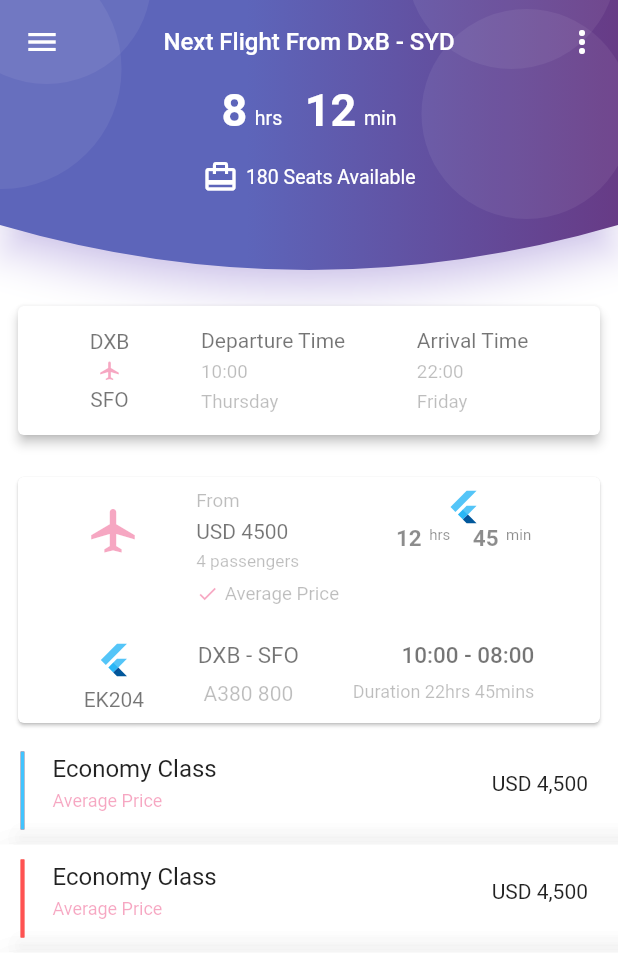
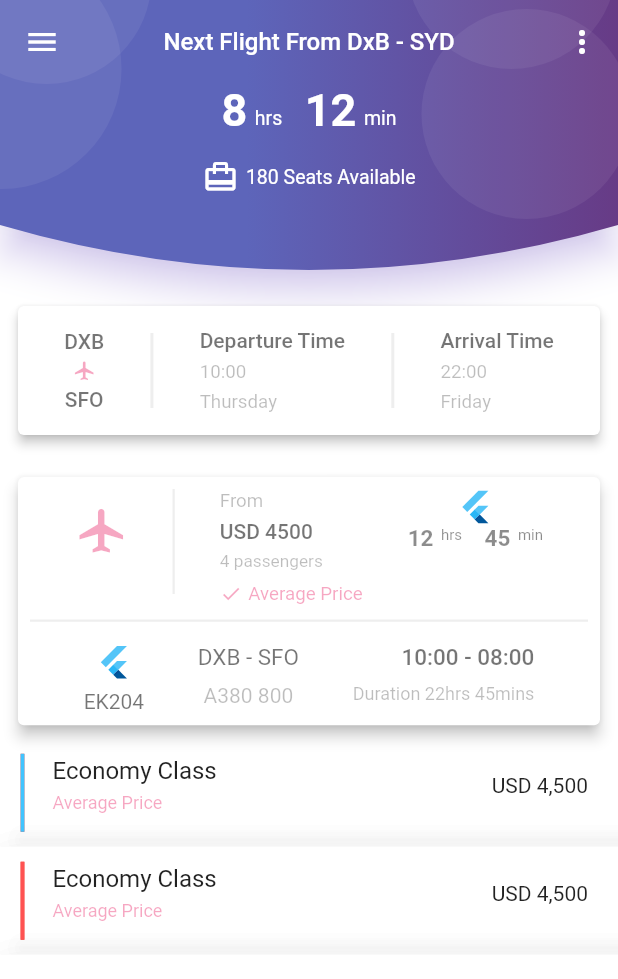
Before and after one commit to xProgrammer-007/flutter-flight-ui-challenge, a Flutter app: the screen it shows after launch, on a phone screen of 412 x 824 dp. Shown: the top 979 px of the screen. Run offline on Flutter 3.47's test engine with Material 2 defaults, Android fonts, the phone set to English and light mode, and no system bars.

Commit message:
Flutter flight ui design
Updated appbar and shades

```diff
--- a/lib/departureArrivalCard.dart
+++ b/lib/departureArrivalCard.dart
@@ -19,7 +19,8 @@ class DepartureArrivalCard extends StatelessWidget {
                     'DXB',
                     style: TextStyle(
                         fontSize: 14.0,
-                        color: Colors.black54
+                        color: Colors.black54,
+                        fontWeight: FontWeight.w500
                     ),
                   ),
                   Padding(
@@ -30,15 +31,26 @@ class DepartureArrivalCard extends StatelessWidget {
                     'SFO',
                     style: TextStyle(
                         fontSize: 14.0,
-                        color: Colors.black54
+                        color: Colors.black54,
+                        fontWeight: FontWeight.w500
                     ),
                   ),
                 ],
+              ),
+              Container(
+                width: 2.0,
+                height: 50.0,
+                color: const Color(0xFFEEEEEEE)
               ),
               TripleTextVerticalAligned(
                 firstText: 'Departure Time',
                 secondText: '10:00',
                 thirdText: 'Thursday',
+              ),
+              Container(
+                  width: 2.0,
+                  height: 50.0,
+                  color: const Color(0xFFEEEEEEE)
               ),
               TripleTextVerticalAligned(
                 firstText: 'Arrival Time',
@@ -77,6 +89,7 @@ class TripleTextVerticalAligned extends StatelessWidget {
           style: TextStyle(
             color: Colors.black54,
             fontSize: 14.0,
+            fontWeight: FontWeight.w500
           ),
         ),
         Padding(
--- a/lib/flightDetails.dart
+++ b/lib/flightDetails.dart
@@ -8,6 +8,7 @@ class FlightDetails extends StatelessWidget {
     return Padding(
       padding: const EdgeInsets.symmetric(horizontal: 8.0),
       child: Card(
+        elevation: 4.0,
           child:Padding(
             padding: const EdgeInsets.all(8.0),
             child: Column(
@@ -20,6 +21,11 @@ class FlightDetails extends StatelessWidget {
                     Padding(
                       padding: const EdgeInsets.only(top:10.0),
                       child: Icon(Icons.airplanemode_active,color: Colors.pink.withAlpha(100),size:35.0),
+                    ),
+                    Container(
+                        width: 1.5,
+                        height: 70.0,
+                        color: const Color(0xFFEEEEEEE)
                     ),
                     FourTextVerticalAligned(
                       firstText: 'From',
@@ -56,8 +62,14 @@ class FlightDetails extends StatelessWidget {
                     )
                   ],
                 ),
+                Container(
+                    margin: const EdgeInsets.only(top:10.0),
+                    width: double.infinity,
+                    height: 1.5,
+                    color: const Color(0xFFEEEEEEE)
+                ),
                 Padding(
-                  padding: const EdgeInsets.only(top:25.0),
+                  padding: const EdgeInsets.only(top:15.0),
                   child: Row(
                     crossAxisAlignment: CrossAxisAlignment.start,
                     mainAxisAlignment: MainAxisAlignment.spaceEvenly,
--- a/lib/main.dart
+++ b/lib/main.dart
@@ -197,6 +197,7 @@ class FourTextVerticalAligned extends StatelessWidget {
             style: TextStyle(
               color: Colors.black54,
               fontSize: 14.0,
+              fontWeight: FontWeight.w500
             ),
           ),
         ),
@@ -218,7 +219,7 @@ class FourTextVerticalAligned extends StatelessWidget {
                 child: Text(
                   fourthText,
                   style: TextStyle(
-                    color: Colors.black26,
+                    color: Colors.pink.withAlpha(100),
                     fontSize: 12.5,
                   ),
                 ),
```
